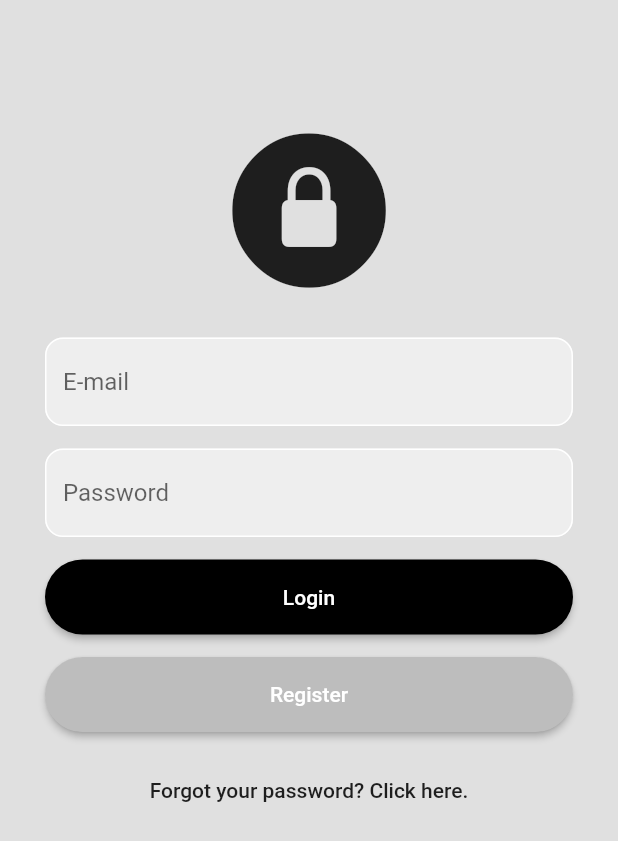
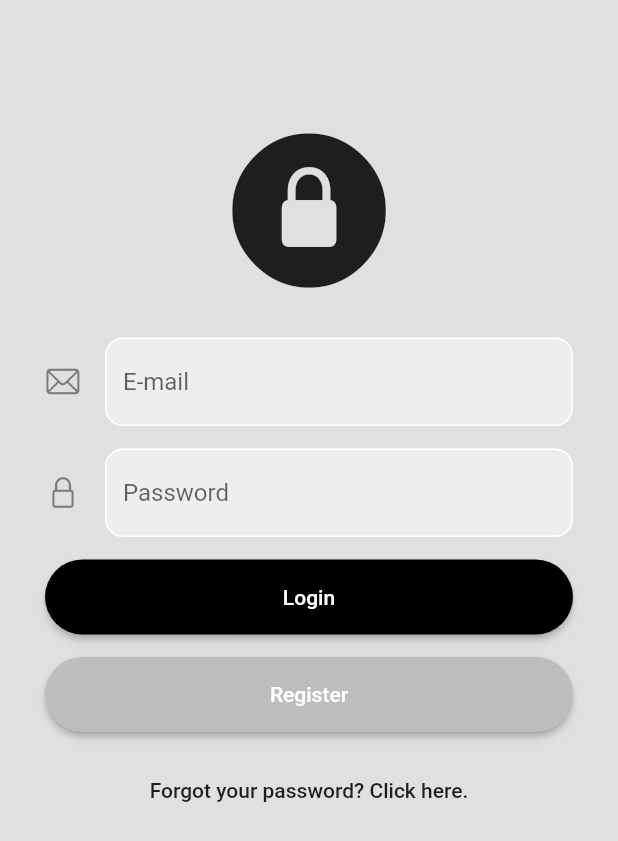
Before and after one commit to gyoyen/Word_Suggestion, a Flutter app: the screen it shows after launch, on a phone screen of 412 x 824 dp. Shown: the top 841 px of the screen. Run offline on Flutter 3.47's test engine with Material 2 defaults, Android fonts, the light colour scheme and no system bars; our stand-ins replace firebase_auth, firebase_core; accounts and stored records are empty.

Commit message:
made the input fields in 'login_screen' the same as in 'register_screen'.

```diff
--- a/lib/screens/login_screen.dart
+++ b/lib/screens/login_screen.dart
@@ -12,6 +12,8 @@ class LoginScreen extends StatefulWidget {
 }
 
 class _LoginScreenState extends State<LoginScreen> {
+  final _formkey = GlobalKey<FormState>();
+
   final _emailController = TextEditingController();
   final _passwordController = TextEditingController();
 
@@ -27,6 +29,8 @@ class _LoginScreenState extends State<LoginScreen> {
           child: Center(
             child: Padding(
               padding: const EdgeInsets.all(30),
+              child: Form(
+                key: _formkey,
                 child: Column(
                   mainAxisAlignment: MainAxisAlignment.center,
                   children: [
@@ -40,21 +44,35 @@ class _LoginScreenState extends State<LoginScreen> {
                     const SizedBox(
                       height: 25,
                     ),
-                  TextField(
+                    TextFormField(
                       controller: _emailController,
                       keyboardType: TextInputType.emailAddress,
-                    decoration: CustomDecoration("E-mail"),
+                      decoration: customDecoration(
+                          "E-mail", const Icon(CupertinoIcons.mail)),
                       textInputAction: TextInputAction.next,
+                      validator: (value) {
+                        if (value != null && value.isEmpty) {
+                          return "Required.";
+                        }
+                        return null;
+                      },
                     ),
                     const SizedBox(
                       height: 15,
                     ),
-                  TextField(
+                    TextFormField(
                       controller: _passwordController,
                       keyboardType: TextInputType.visiblePassword,
                       obscureText: true,
-                    decoration: CustomDecoration("Password"),
+                      decoration: customDecoration(
+                          "Password", const Icon(CupertinoIcons.lock)),
                       textInputAction: TextInputAction.done,
+                      validator: (value) {
+                        if (value != null && value.isEmpty) {
+                          return "Required.";
+                        }
+                        return null;
+                      },
                     ),
                     const SizedBox(
                       height: 15,
@@ -66,8 +84,14 @@ class _LoginScreenState extends State<LoginScreen> {
                         shape: const StadiumBorder(),
                       ),
                       onPressed: () async {
+                        if (!_formkey.currentState!.validate()) {
+                          return;
+                        }
+                        _formkey.currentState!.save();
+
                         try {
-                        await FirebaseAuth.instance.signInWithEmailAndPassword(
+                          await FirebaseAuth.instance
+                              .signInWithEmailAndPassword(
                                   email: _emailController.text.trim(),
                                   password: _passwordController.text.trim());
                         } on FirebaseAuthException catch (e) {
@@ -108,7 +132,8 @@ class _LoginScreenState extends State<LoginScreen> {
                           Navigator.of(context).push(
                             CupertinoPageRoute(
                               fullscreenDialog: true,
-                            builder: (context) => const ChangePasswordScreen(),
+                              builder: (context) =>
+                                  const ChangePasswordScreen(),
                             ),
                           );
                         },
@@ -121,10 +146,11 @@ class _LoginScreenState extends State<LoginScreen> {
             ),
           ),
         ),
+      ),
     );
   }
 
-  InputDecoration CustomDecoration(String hint) {
+  InputDecoration customDecoration(String hint, Icon icn) {
     InputDecoration ind = InputDecoration(
       enabledBorder: OutlineInputBorder(
         borderSide: const BorderSide(color: Colors.white),
@@ -141,6 +167,7 @@ class _LoginScreenState extends State<LoginScreen> {
       hintText: hint,
       fillColor: Colors.grey[200],
       filled: true,
+      icon: icn,
     );
     return ind;
   }
```
Lines whose indentation alone changed are shown as unchanged.
